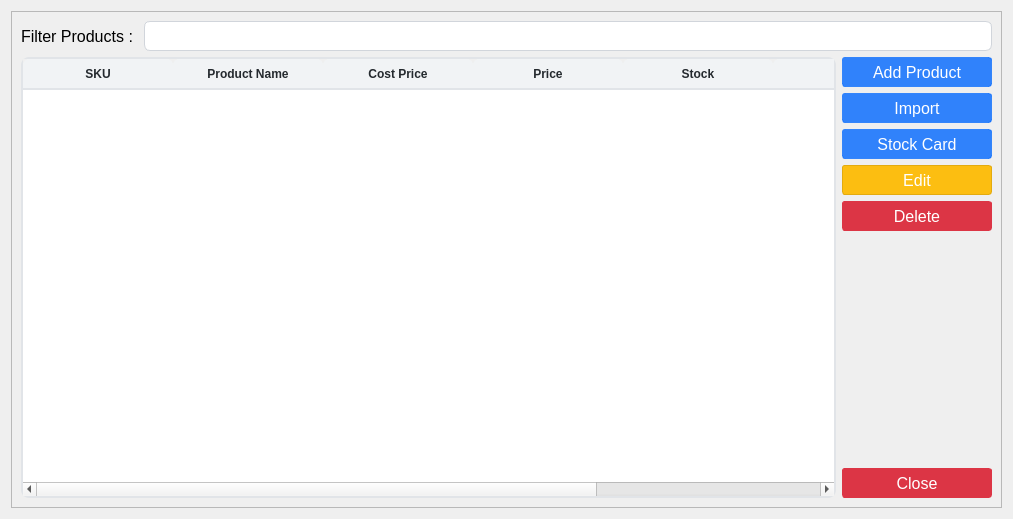
Qt form ui/products.ui (michael-halim/pos) before a commit.
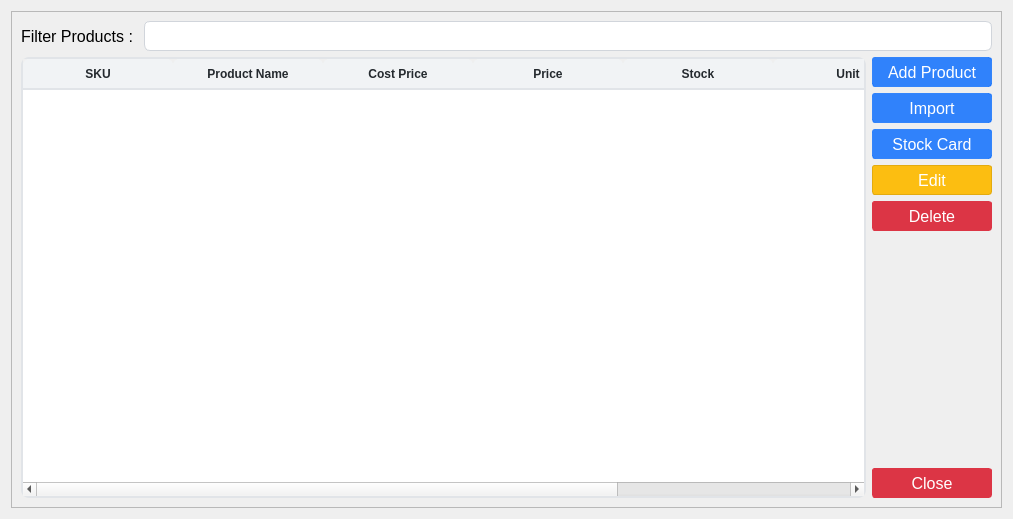
The same form after that commit. Icons and pictures are not drawn.

Commit message: Patch#37: Added Logs - Added Logs for Products - Added Logs for Suppliers - Added Logs for Categories - Added Logs for Transactions - Added Logs for Users - Added or Update Icon Size

```diff
--- a/ui/products.ui
+++ b/ui/products.ui
@@ -298,7 +298,7 @@
              <widget class="QPushButton" name="add_products_button">
               <property name="minimumSize">
                <size>
-                <width>150</width>
+                <width>120</width>
                 <height>30</height>
                </size>
               </property>
@@ -331,6 +331,12 @@
                <iconset>
                 <normaloff>../assets/plus.png</normaloff>../assets/plus.png</iconset>
               </property>
+              <property name="iconSize">
+               <size>
+                <width>14</width>
+                <height>14</height>
+               </size>
+              </property>
              </widget>
             </item>
             <item>
@@ -372,8 +378,8 @@
               </property>
               <property name="iconSize">
                <size>
-                <width>18</width>
-                <height>18</height>
+                <width>14</width>
+                <height>14</height>
                </size>
               </property>
              </widget>
@@ -417,8 +423,8 @@
               </property>
               <property name="iconSize">
                <size>
-                <width>18</width>
-                <height>18</height>
+                <width>14</width>
+                <height>14</height>
                </size>
               </property>
              </widget>
@@ -469,8 +475,8 @@
               </property>
               <property name="iconSize">
                <size>
-                <width>18</width>
-                <height>18</height>
+                <width>14</width>
+                <height>14</height>
                </size>
               </property>
              </widget>
@@ -508,8 +514,8 @@
               </property>
               <property name="iconSize">
                <size>
-                <width>18</width>
-                <height>18</height>
+                <width>14</width>
+                <height>14</height>
                </size>
               </property>
              </widget>
@@ -558,6 +564,12 @@
                <iconset>
                 <normaloff>../assets/close.png</normaloff>../assets/close.png</iconset>
               </property>
+              <property name="iconSize">
+               <size>
+                <width>12</width>
+                <height>12</height>
+               </size>
+              </property>
              </widget>
             </item>
            </layout>
```
Left out of the diff: 3 changed lines with no effect on the pictures. The commit also changes 32 other files.
